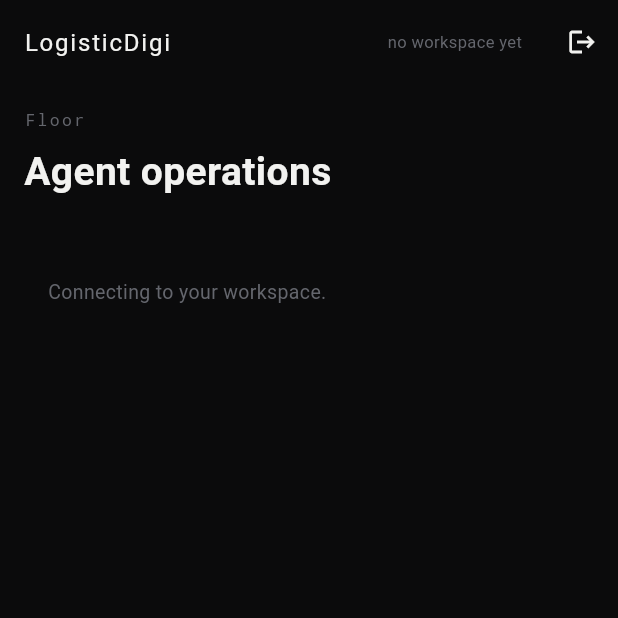
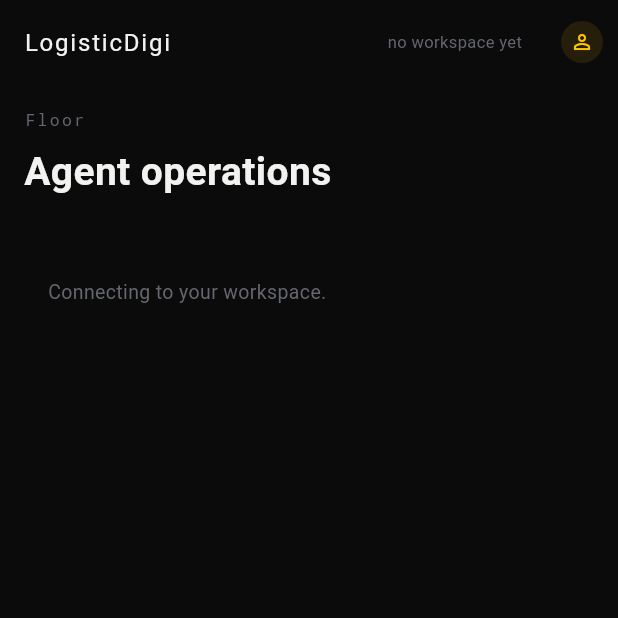
Before and after one commit to Pusparaj99op/LogisticDigi, a Flutter app: the screen it shows once a user with an empty profile is signed in, on a phone screen of 412 x 824 dp, the top half of it. Run offline on Flutter 3.47's test engine with Material 3 defaults, Android fonts, the phone set to English and light mode, and no system bars; our stand-ins replace cloud_firestore, firebase_auth, firebase_core, firebase_storage, google_sign_in, image_picker; accounts and stored records are empty; project files that could hold a hidden picture were left out.

Commit message:
Update operations_shell.dart

```diff
--- a/apps/mobile/lib/screens/operations_shell.dart
+++ b/apps/mobile/lib/screens/operations_shell.dart
@@ -10,6 +10,7 @@ import 'approvals_screen.dart';
 import 'floor_screen.dart';
 import 'ledger_screen.dart';
 import 'negotiations_screen.dart';
+import 'profile_screen.dart';
 import 'runs_screen.dart';
 
 class OperationsShell extends StatefulWidget {
@@ -49,9 +50,19 @@ class _OperationsShellState extends State<OperationsShell> {
             ),
           ),
           IconButton(
-            tooltip: 'Sign out',
-            icon: const Icon(Icons.logout, size: 20),
-            onPressed: () => session.leave(),
+            tooltip: 'Profile',
+            icon: CircleAvatar(
+              radius: 14,
+              backgroundColor: AppColors.hazardWash,
+              backgroundImage:
+                  session.user?.photoURL != null ? NetworkImage(session.user!.photoURL!) : null,
+              child: session.user?.photoURL == null
+                  ? const Icon(Icons.person_outline, size: 16, color: AppColors.hazard)
+                  : null,
+            ),
+            onPressed: () => Navigator.of(context).push(
+              MaterialPageRoute(builder: (_) => const ProfileScreen()),
+            ),
           ),
         ],
       ),
```
